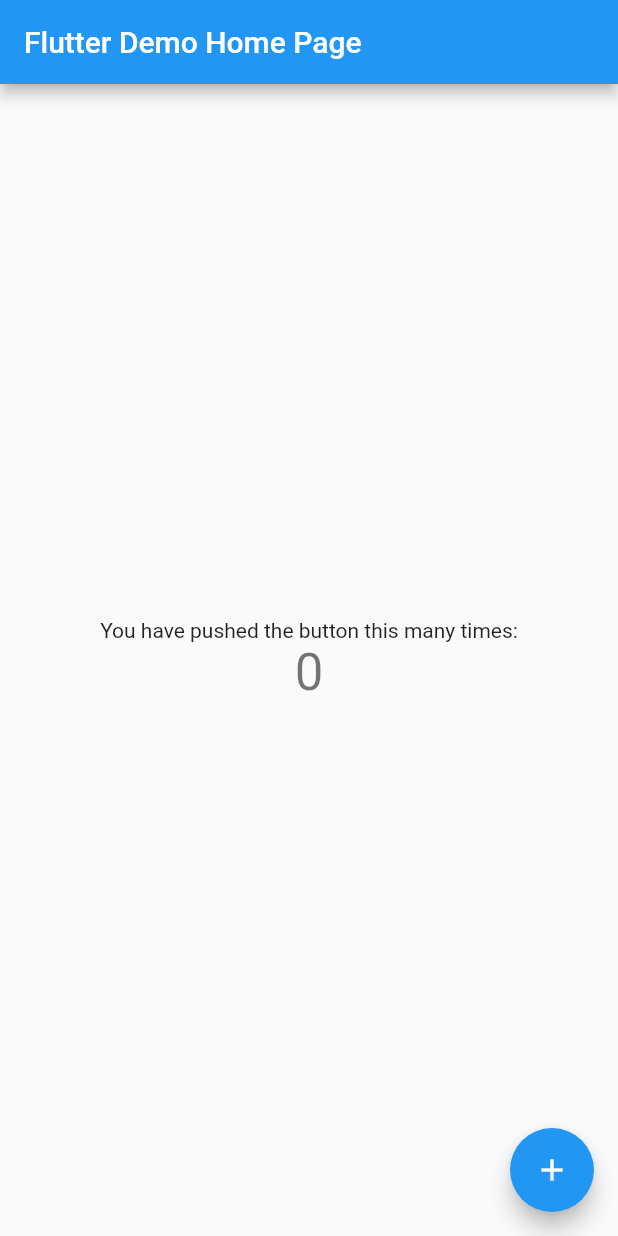
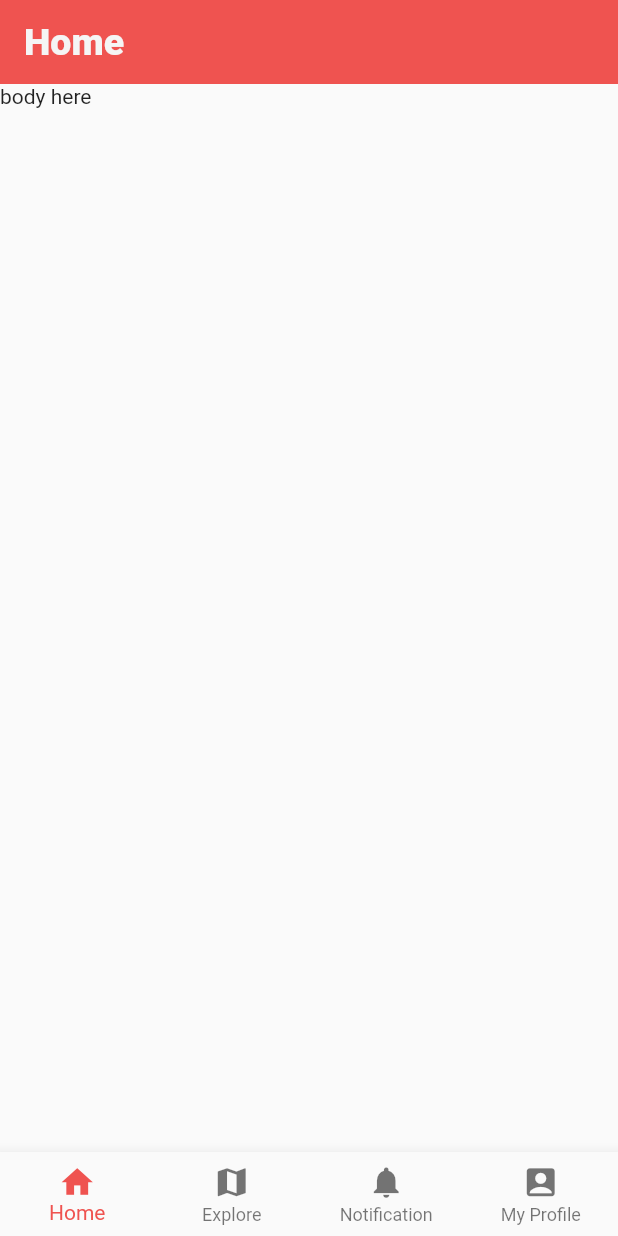
Before and after one commit to adamyeoo/andromeda, a Flutter app: the screen it shows after launch, on a phone screen of 412 x 824 dp. Run offline on Flutter 3.47's test engine with Material 2 defaults, Android fonts, the phone set to English and light mode, and no system bars.

Commit message:
Implemented core 4 pages w/ navbar

```diff
--- a/lib/main.dart
+++ b/lib/main.dart
@@ -1,113 +1,83 @@
 import 'package:flutter/material.dart';
+import 'package:andromeda/pages/home.dart';
+import 'package:andromeda/pages/map_ui.dart';
+import 'package:andromeda/pages/notification.dart';
+import 'package:andromeda/pages/user_profile.dart';
 
 void main() {
-  runApp(MyApp());
+  runApp(MaterialApp(
+    routes: { // so are we using routing?
+    // '/': (context) => Loading() // when adding loading page
+    '/home': (context) => Home(),
+    '/map_ui': (context) => MapUI(),
+    //'/messages': (context) => Messages(),
+    '/notifications': (context) => Notifications(),
+    '/my_profile': (context) => Profile()
+    },
+    home: BotNavBar()
+  ));
 }
 
-class MyApp extends StatelessWidget {
-  // This widget is the root of your application.
+
+
+
+// create bottom navigation bar here
+class BotNavBar extends StatefulWidget {
+  const BotNavBar({ Key? key }) : super(key: key);
+
+  @override
+  State<BotNavBar> createState() => _BotNavBarState();
+}
+
+class _BotNavBarState extends State<BotNavBar> {
+
+  int currentIndex = 0; // which icon clicked on navigation bar
+  final List<Widget> screenPages = [ // fix to routing later
+    Home(),
+    MapUI(),
+    Notifications(),
+    Profile()
+  ];
+
   @override
   Widget build(BuildContext context) {
-    return MaterialApp(
-      title: 'oogabooga',
-      theme: ThemeData(
-        // This is the theme of your application.
-        //
-        // Try running your application with "flutter run". You'll see the
-        // application has a blue toolbar. Then, without quitting the app, try
-        // changing the primarySwatch below to Colors.green and then invoke
-        // "hot reload" (press "r" in the console where you ran "flutter run",
-        // or simply save your changes to "hot reload" in a Flutter IDE).
-        // Notice that the counter didn't reset back to zero; the application
-        // is not restarted.
-        primarySwatch: Colors.blue,
+    return Scaffold(
+      body: screenPages[currentIndex],
+      bottomNavigationBar: BottomNavigationBar(
+        currentIndex: currentIndex,
+        // when tapped, save to currentIndex
+        onTap: (index) => setState(() => currentIndex = index),
+        type: BottomNavigationBarType.fixed,
+        selectedItemColor: Colors.red[400],
+        iconSize: 25,
+        unselectedFontSize: 12,
+        items: [
+          BottomNavigationBarItem(
+            icon: Icon(
+              Icons.home
+            ),
+            label: 'Home',
+          ),
+          BottomNavigationBarItem(
+            icon: Icon(
+              Icons.map
+            ),
+            label: 'Explore',
+          ),
+          BottomNavigationBarItem(
+            icon: Icon(
+              Icons.notifications
+            ),
+            label: 'Notification',
+          ),
+          BottomNavigationBarItem(
+            icon: Icon(
+              Icons.account_box
+            ),
+            label: 'My Profile',
+          )
+        ],
       ),
-      home: MyHomePage(title: 'Flutter Demo Home Page'),
     );
   }
 }
-
-class MyHomePage extends StatefulWidget {
-  MyHomePage({Key? key, required this.title}) : super(key: key);
-
-  // This widget is the home page of your application. It is stateful, meaning
-  // that it has a State object (defined below) that contains fields that affect
-  // how it looks.
-
-  // This class is the configuration for the state. It holds the values (in this
-  // case the title) provided by the parent (in this case the App widget) and
-  // used by the build method of the State. Fields in a Widget subclass are
-  // always marked "final".
-
-  final String title;
-
-  @override
-  _MyHomePageState createState() => _MyHomePageState();
-}
-
-class _MyHomePageState extends State<MyHomePage> {
-  int _counter = 0;
-
-  void _incrementCounter() {
-    setState(() {
-      // This call to setState tells the Flutter framework that something has
-      // changed in this State, which causes it to rerun the build method below
-      // so that the display can reflect the updated values. If we changed
-      // _counter without calling setState(), then the build method would not be
-      // called again, and so nothing would appear to happen.
-      _counter++;
-    });
-  }
-
-  @override
-  Widget build(BuildContext context) {
-    // This method is rerun every time setState is called, for instance as done
-    // by the _incrementCounter method above.
-    //
-    // The Flutter framework has been optimized to make rerunning build methods
-    // fast, so that you can just rebuild anything that needs updating rather
-    // than having to individually change instances of widgets.
-    return Scaffold(
-      appBar: AppBar(
-        // Here we take the value from the MyHomePage object that was created by
-        // the App.build method, and use it to set our appbar title.
-        title: Text(widget.title),
-      ),
-      body: Center(
-        // Center is a layout widget. It takes a single child and positions it
-        // in the middle of the parent.
-        child: Column(
-          // Column is also a layout widget. It takes a list of children and
-          // arranges them vertically. By default, it sizes itself to fit its
-          // children horizontally, and tries to be as tall as its parent.
-          //
-          // Invoke "debug painting" (press "p" in the console, choose the
-          // "Toggle Debug Paint" action from the Flutter Inspector in Android
-          // Studio, or the "Toggle Debug Paint" command in Visual Studio Code)
-          // to see the wireframe for each widget.
-          //
-          // Column has various properties to control how it sizes itself and
-          // how it positions its children. Here we use mainAxisAlignment to
-          // center the children vertically; the main axis here is the vertical
-          // axis because Columns are vertical (the cross axis would be
-          // horizontal).
-          mainAxisAlignment: MainAxisAlignment.center,
-          children: <Widget>[
-            Text(
-              'You have pushed the button this many times:',
-            ),
-            Text(
-              '$_counter',
-              style: Theme.of(context).textTheme.headline4,
-            ),
-          ],
-        ),
-      ),
-      floatingActionButton: FloatingActionButton(
-        onPressed: _incrementCounter,
-        tooltip: 'Increment',
-        child: Icon(Icons.add),
-      ), // This trailing comma makes auto-formatting nicer for build methods.
-    );
-  }
-}
--- /dev/null
+++ b/lib/pages/home.dart
@@ -0,0 +1,29 @@
+import 'package:flutter/material.dart';
+
+class Home extends StatefulWidget {
+  const Home({ Key? key }) : super(key: key);
+
+  @override
+  State<Home> createState() => _HomeState();
+}
+
+class _HomeState extends State<Home> {
+  @override
+  Widget build(BuildContext context) {
+    return Scaffold(
+      appBar: AppBar(
+        title: Text(
+          "Home",
+          style: TextStyle(
+            color: Colors.grey[100],
+            fontSize: 25,
+            fontWeight: FontWeight.w800
+          ),
+        ),
+        backgroundColor: Colors.red[400],
+        elevation: 0
+      ),
+      body: Text("body here")
+    );
+  }
+}
--- /dev/null
+++ b/lib/pages/user_profile.dart
@@ -0,0 +1,29 @@
+import 'package:flutter/material.dart';
+
+class Profile extends StatefulWidget {
+  const Profile({ Key? key }) : super(key: key);
+
+  @override
+  State<Profile> createState() => _ProfileState();
+}
+
+class _ProfileState extends State<Profile> {
+  @override
+  Widget build(BuildContext context) {
+    return Scaffold(
+      appBar: AppBar(
+        title: Text(
+          "My Profile",
+          style: TextStyle(
+            color: Colors.grey[100],
+            fontSize: 25,
+            fontWeight: FontWeight.w800
+          ),
+        ),
+        backgroundColor: Colors.red[400],
+        elevation: 0
+      ),
+      body: Text("body here")
+    );
+  }
+}
```
Also changed, not shown: lib/pages/map_ui.dart (added, +17 -0 lines), lib/pages/notification.dart (added, +29 -0 lines), 1 other file.
